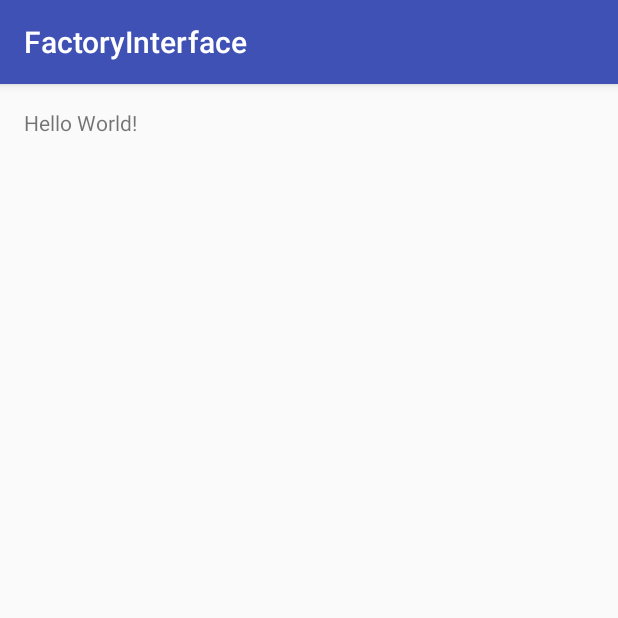
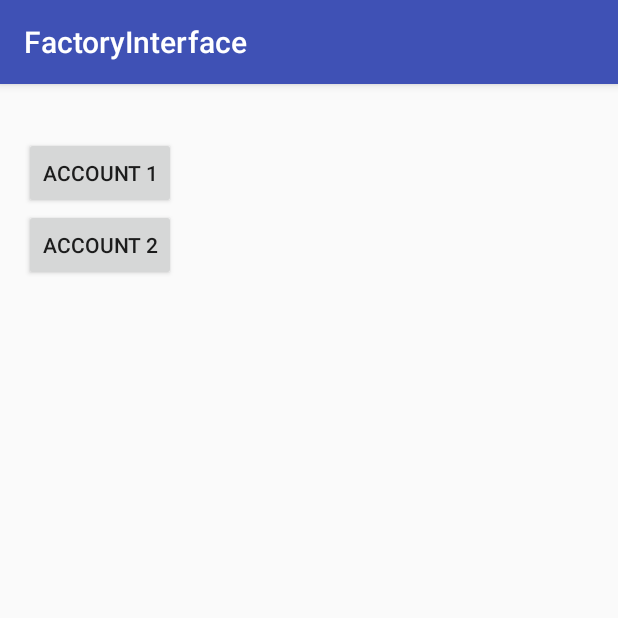
Before and after one commit to sachin1kumar/FactoryInterface, an Android app: the screen it shows after launch (MainActivity), on a phone screen of 412 x 824 dp, the top half of it. Run offline under Robolectric (Android 15) with nearby library versions, the phone set to English and light mode, and no system bars.

Commit message:
added overwrting SP on switch account button.

```diff
--- a/app/src/main/java/com/recycler/sachin/factoryinterface/MainActivity.java
+++ b/app/src/main/java/com/recycler/sachin/factoryinterface/MainActivity.java
@@ -2,12 +2,49 @@ package com.recycler.sachin.factoryinterface;
 
 import android.support.v7.app.AppCompatActivity;
 import android.os.Bundle;
+import android.view.View;
+import android.widget.Button;
+import android.widget.TextView;
+
+import shared.SharedFunctions;
 
 public class MainActivity extends AppCompatActivity {
 
+    TextView textView;
+    Button button1,button2;
     @Override
     protected void onCreate(Bundle savedInstanceState) {
+
         super.onCreate(savedInstanceState);
         setContentView(R.layout.activity_main);
+
+        textView = (TextView) findViewById(R.id.text);
+        button1 = (Button) findViewById(R.id.button1);
+        button2 = (Button) findViewById(R.id.button2);
+
+        //SharedFunctions.getInstance().writeSP(this,"Account 1");
+
+        textView.setText(SharedFunctions.getInstance().getSP(this,"key"));
+
+        button1.setOnClickListener(new View.OnClickListener() {
+            @Override
+            public void onClick(View v) {
+
+                SharedFunctions.getInstance().writeSP(getApplicationContext(),"Account 1");
+
+                textView.setText(SharedFunctions.getInstance().getSP(getApplicationContext(),"key"));
+
+            }
+        });
+
+        button2.setOnClickListener(new View.OnClickListener() {
+            @Override
+            public void onClick(View v) {
+
+                SharedFunctions.getInstance().writeSP(getApplicationContext(),"Account 2");
+
+                textView.setText(SharedFunctions.getInstance().getSP(getApplicationContext(),"key"));
+            }
+        });
     }
 }
--- /dev/null
+++ b/app/src/main/java/shared/SharedFunctions.java
@@ -0,0 +1,39 @@
+package shared;
+
+import android.content.Context;
+import android.content.SharedPreferences;
+
+/**
+ * Created by SACHIN on 25-Jun-16.
+ */
+public class SharedFunctions {
+
+    private static SharedFunctions sharedFunctions;
+
+    public static SharedFunctions getInstance(){
+
+      if(sharedFunctions == null)
+
+          sharedFunctions = new SharedFunctions();
+
+       return sharedFunctions;
+
+    }
+
+    public void writeSP(Context context,String value){
+
+        SharedPreferences sharedPreferences = context.getSharedPreferences("My_File",Context.MODE_PRIVATE);
+
+        SharedPreferences.Editor edit = sharedPreferences.edit();
+        edit.putString("key",value);
+        edit.commit();
+
+    }
+
+    public String getSP(Context context,String key){
+
+        SharedPreferences sharedPreferences = context.getSharedPreferences("My_File",Context.MODE_PRIVATE);
+        return  sharedPreferences.getString(key,"");
+
+    }
+}
--- a/app/src/main/res/layout/activity_main.xml
+++ b/app/src/main/res/layout/activity_main.xml
@@ -10,7 +10,25 @@
     tools:context="com.recycler.sachin.factoryinterface.MainActivity">
 
     <TextView
+        android:id="@+id/text"
         android:layout_width="wrap_content"
         android:layout_height="wrap_content"
         android:text="Hello World!" />
+
+    <Button
+        android:id="@+id/button1"
+        android:layout_width="wrap_content"
+        android:layout_height="wrap_content"
+        android:layout_below="@+id/text"
+        android:text="Account 1"
+        />
+
+    <Button
+        android:id="@+id/button2"
+        android:layout_width="wrap_content"
+        android:layout_height="wrap_content"
+        android:layout_below="@+id/button1"
+        android:text="Account 2"
+        />
+
 </RelativeLayout>
```
